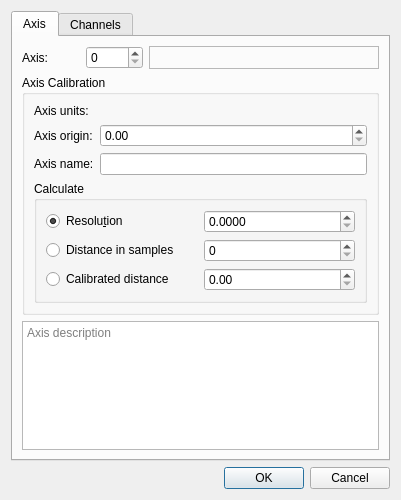
Qt form src/scipyen/gui/axescalibrationdialog2.ui (ctigaret/scipyen) before a commit.
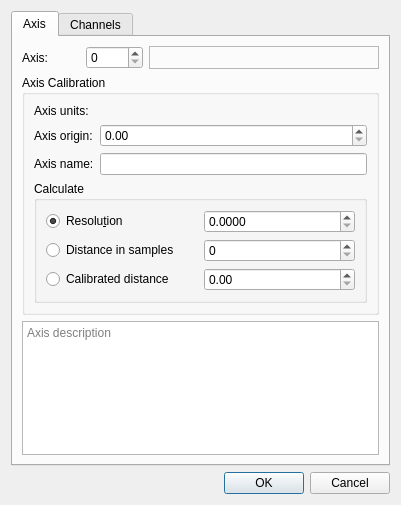
The same form after that commit. Custom widgets are drawn as their Qt base class.

The edit to the form file:
```diff
--- a/src/scipyen/gui/axescalibrationdialog2.ui
+++ b/src/scipyen/gui/axescalibrationdialog2.ui
@@ -10,7 +10,7 @@
     <x>0</x>
     <y>0</y>
     <width>401</width>
-    <height>500</height>
+    <height>505</height>
    </rect>
   </property>
   <property name="windowTitle">
```
Left out of the diff: 16 changed lines with no effect on the pictures.
